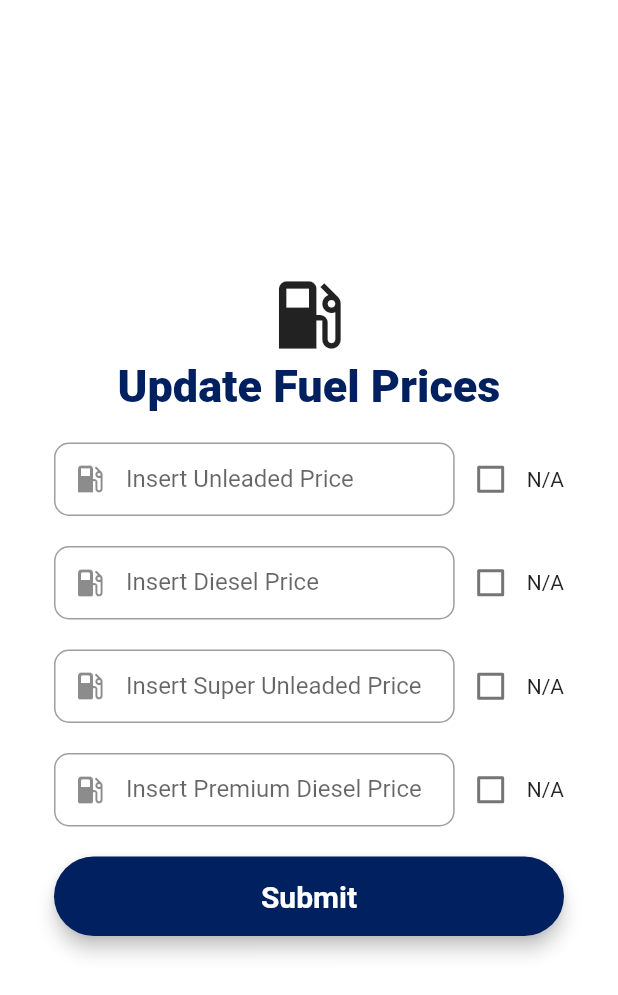
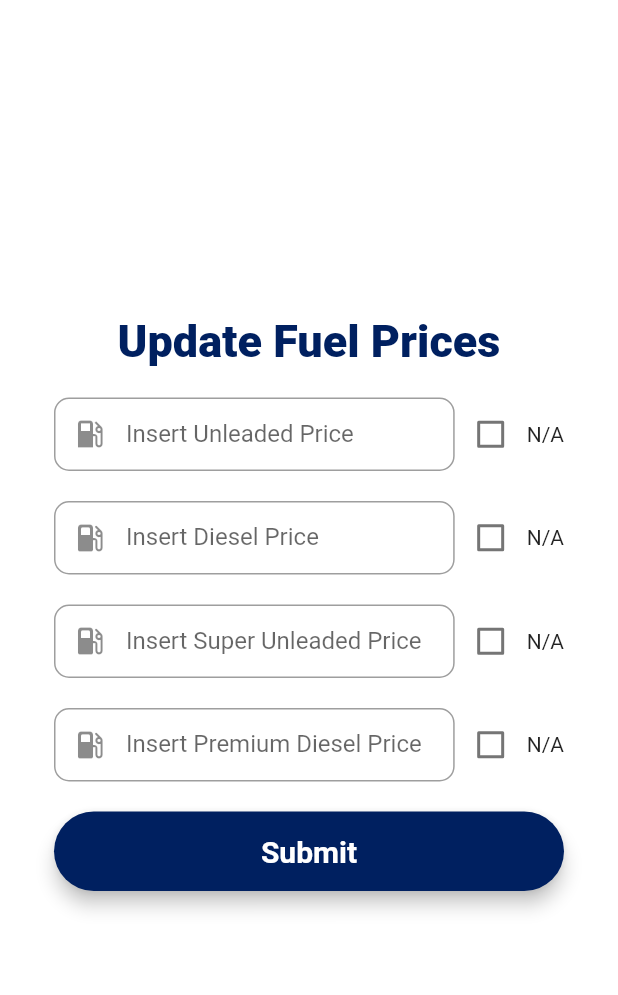
Before and after one commit to mchara01/FuelOpt, a Flutter app: the screen it shows after launch, on a phone screen of 412 x 824 dp. Shown: the top 995 px of the screen. Run offline on Flutter 3.47's test engine with Material 2 defaults, Android fonts, the phone set to English and light mode, and no system bars; our stand-ins replace firebase_auth, flutter_keyboard_visibility, fluttertoast, google_maps_flutter, location; missing offline and left inert: gzx_dropdown_menu, snapping_sheet; accounts and stored records are empty.

Commit message:
some cleanup

```diff
--- a/lib/screens/review_screen.dart
+++ b/lib/screens/review_screen.dart
@@ -167,14 +167,6 @@ class _ReviewScreenState extends State<ReviewScreen> {
                 mainAxisAlignment: MainAxisAlignment.center,
                 crossAxisAlignment: CrossAxisAlignment.center,
                 children: <Widget>[
-                  Column(
-                      mainAxisAlignment: MainAxisAlignment.center,
-                      children: <Widget>[
-                        SizedBox.fromSize(
-                            size: Size.fromRadius(30),
-                            child: FittedBox(
-                              child: Icon(Icons.local_gas_station),
-                            )),
                   Text(
                     "Update Fuel Prices",
                     style: TextStyle(
@@ -182,7 +174,6 @@ class _ReviewScreenState extends State<ReviewScreen> {
                         fontWeight: FontWeight.w800,
                         fontSize: 30),
                   ),
-                      ]),
                   SizedBox(height: 20),
                   Row(children: <Widget>[
                     Expanded(child:unleadedField),
```
Lines whose indentation alone changed are shown as unchanged.
